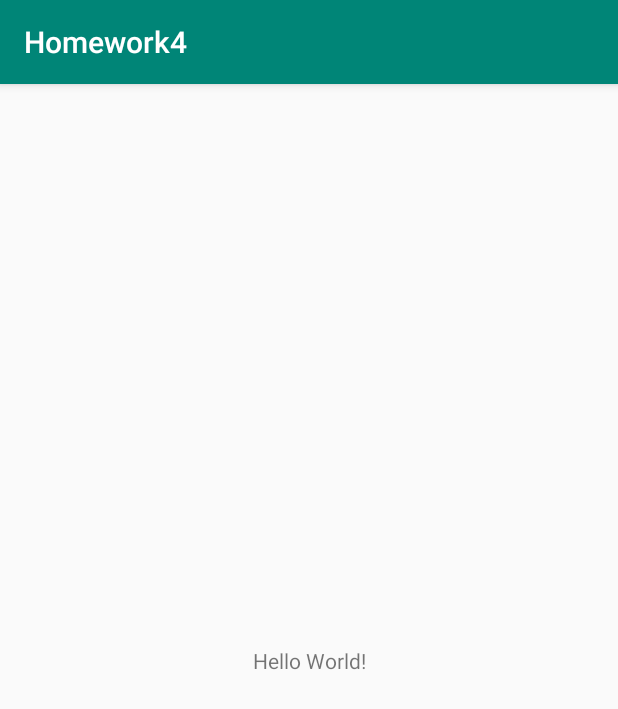
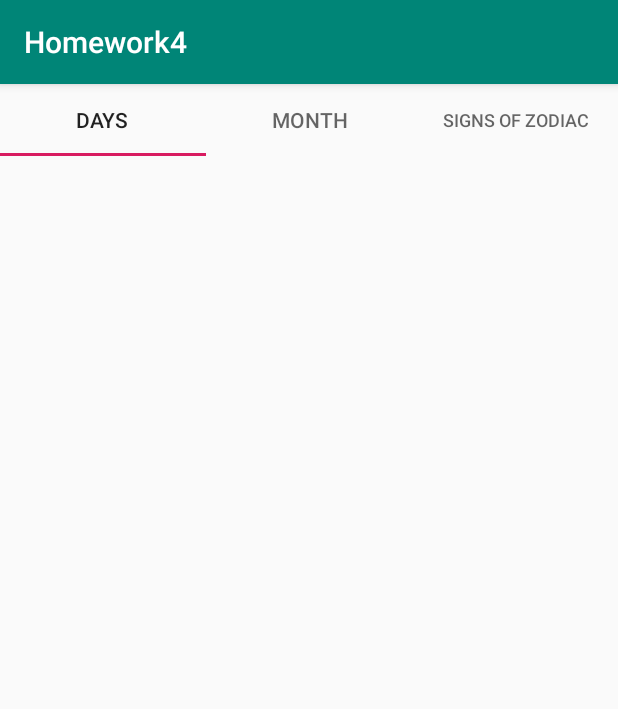
Before and after one commit to banancheg007/Homework4, an Android app: the screen it shows after launch (MainActivity), on a phone screen of 412 x 824 dp. Shown: the top 709 px of the screen. Run offline under Robolectric (Android 15) with nearby library versions, the phone set to English and light mode, and no system bars.

Commit message:
Add ViewPager and Tabs

```diff
--- a/app/build.gradle
+++ b/app/build.gradle
@@ -30,4 +30,6 @@ dependencies {
     testImplementation 'junit:junit:4.12'
     androidTestImplementation 'com.android.support.test:runner:1.0.2'
     androidTestImplementation 'com.android.support.test.espresso:espresso-core:3.0.2'
+    implementation 'com.android.support:recyclerview-v7:28.0.0'
+    implementation 'com.android.support:design:28.0.0'
 }
--- a/app/src/main/java/mylittlechat/banancheg/com/homework4/MainActivity.kt
+++ b/app/src/main/java/mylittlechat/banancheg/com/homework4/MainActivity.kt
@@ -2,11 +2,19 @@ package mylittlechat.banancheg.com.homework4
 
 import android.support.v7.app.AppCompatActivity
 import android.os.Bundle
+import kotlinx.android.synthetic.main.activity_main.*
+import android.support.design.widget.TabLayout
 
 class MainActivity : AppCompatActivity() {
 
     override fun onCreate(savedInstanceState: Bundle?) {
         super.onCreate(savedInstanceState)
         setContentView(R.layout.activity_main)
+
+        val myViewPager = pager
+        val myTabs = tabs
+
+        myViewPager.adapter = MyFragmentPagerAdapter(supportFragmentManager)
+        myTabs.setupWithViewPager(myViewPager)
     }
 }
--- /dev/null
+++ b/app/src/main/java/mylittlechat/banancheg/com/homework4/MyFragmentPagerAdapter.kt
@@ -0,0 +1,28 @@
+package mylittlechat.banancheg.com.homework4
+
+import android.support.v4.app.Fragment
+import android.support.v4.app.FragmentManager
+import android.support.v4.app.FragmentPagerAdapter
+
+class MyFragmentPagerAdapter(fragmentManager: FragmentManager) : FragmentPagerAdapter(fragmentManager) {
+    override fun getItem(position: Int): Fragment {
+        return PageFragment().newInstance(position)
+    }
+
+    override fun getPageTitle(position: Int): CharSequence? {
+        when(position){
+            0->return "Days"
+            1->return "Month"
+            else->return "Signs of zodiac"
+        }
+    }
+
+    override fun getCount(): Int {
+        return TABS_NUMBER
+    }
+
+    companion object {
+        const val TABS_NUMBER = 3
+    }
+
+}
--- /dev/null
+++ b/app/src/main/java/mylittlechat/banancheg/com/homework4/PageFragment.kt
@@ -0,0 +1,28 @@
+package mylittlechat.banancheg.com.homework4
+
+import android.os.Bundle;
+import android.support.v4.app.Fragment;
+import android.view.LayoutInflater;
+import android.view.View;
+import android.view.ViewGroup;
+
+
+class PageFragment : Fragment() {
+    val ARGUMENT_PAGE_NUMBER = "arg_page_number"
+
+    var pageNumber: Int = 0
+
+    override fun onCreateView(
+        inflater: LayoutInflater,
+        container: ViewGroup?,
+        savedInstanceState: Bundle?
+    ): View = inflater.inflate(R.layout.fragment_main, container, false)
+
+    fun newInstance(page: Int): PageFragment {
+        val pageFragment = PageFragment()
+        val arguments = Bundle()
+        arguments.putInt(ARGUMENT_PAGE_NUMBER, page)
+        pageFragment.setArguments(arguments)
+        return pageFragment
+    }
+}
--- a/app/src/main/res/layout/activity_main.xml
+++ b/app/src/main/res/layout/activity_main.xml
@@ -1,19 +1,17 @@
 <?xml version="1.0" encoding="utf-8"?>
-<android.support.constraint.ConstraintLayout
+<RelativeLayout
         xmlns:android="http://schemas.android.com/apk/res/android"
         xmlns:tools="http://schemas.android.com/tools"
-        xmlns:app="http://schemas.android.com/apk/res-auto"
         android:layout_width="match_parent"
         android:layout_height="match_parent"
         tools:context=".MainActivity">
-
-    <TextView
-            android:layout_width="wrap_content"
-            android:layout_height="wrap_content"
-            android:text="Hello World!"
-            app:layout_constraintBottom_toBottomOf="parent"
-            app:layout_constraintLeft_toLeftOf="parent"
-            app:layout_constraintRight_toRightOf="parent"
-            app:layout_constraintTop_toTopOf="parent"/>
-
-</android.support.constraint.ConstraintLayout>
+    <android.support.v4.view.ViewPager
+            android:id="@+id/pager"
+            android:layout_width="match_parent"
+            android:layout_height="match_parent">
+        <android.support.design.widget.TabLayout
+                android:id="@+id/tabs"
+                android:layout_width="match_parent"
+                android:layout_height="wrap_content"/>
+    </android.support.v4.view.ViewPager>
+</RelativeLayout>
--- /dev/null
+++ b/app/src/main/res/layout/fragment_main.xml
@@ -0,0 +1,14 @@
+<?xml version="1.0" encoding="utf-8"?>
+<RelativeLayout
+        xmlns:android="http://schemas.android.com/apk/res/android"
+        android:id="@+id/RelativeLayout1"
+        android:layout_width="match_parent"
+        android:layout_height="match_parent"
+        android:orientation="vertical">
+
+    <android.support.v7.widget.RecyclerView
+            android:layout_width="wrap_content"
+            android:layout_height="wrap_content"
+            android:id="@+id/recycler_view">
+    </android.support.v7.widget.RecyclerView>
+</RelativeLayout>
```
